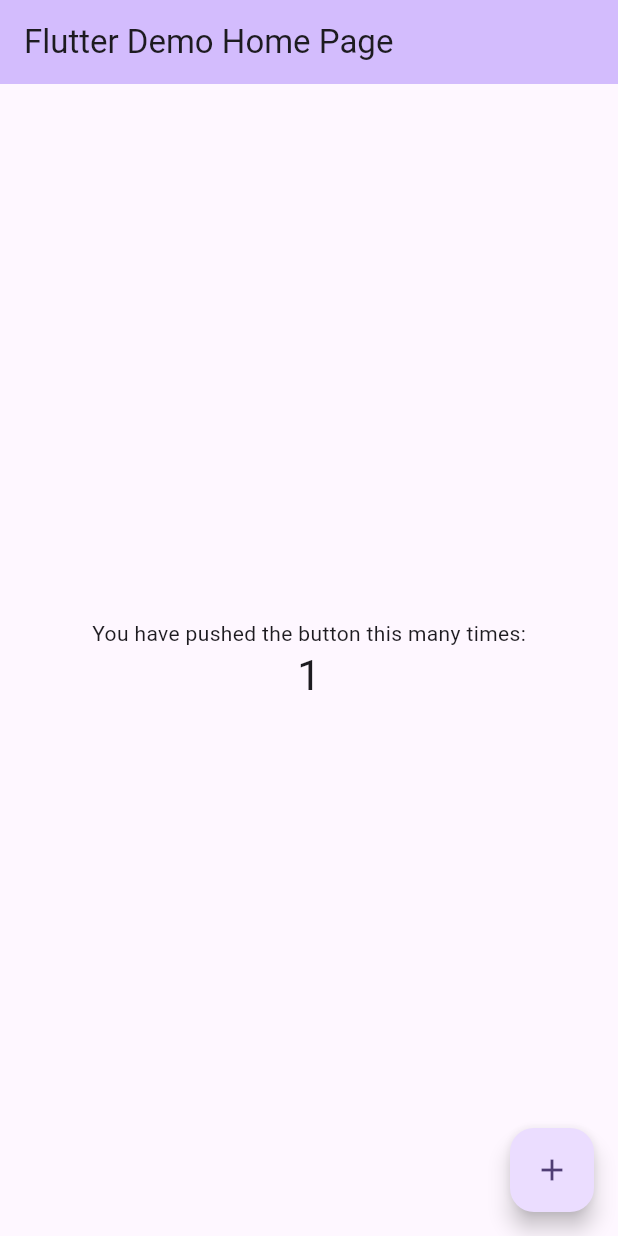
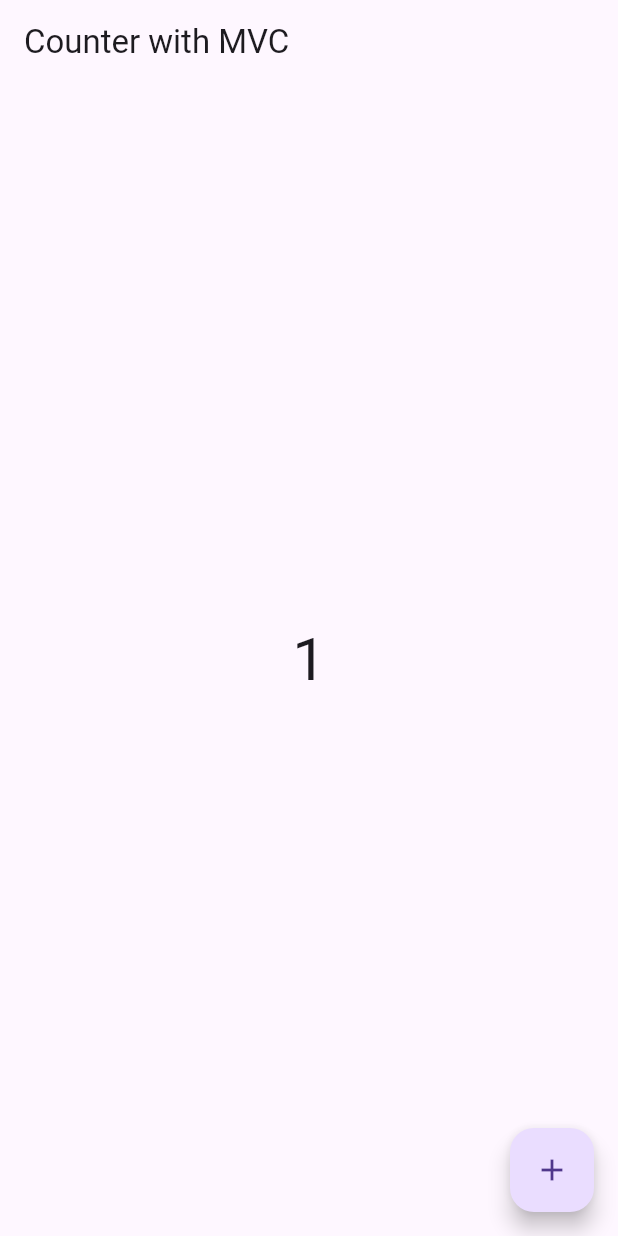
Before and after one commit to htomeload/mvc_example, a Flutter app: the screen it shows after launch, after a tap on the "add" icon, on a phone screen of 412 x 824 dp. Run offline on Flutter 3.47's test engine with Material 3 defaults, Android fonts, the phone set to English and light mode, and no system bars.

Commit message:
Modify mmain.dart to take view file - Complete view, mode and controller

```diff
--- /dev/null
+++ b/lib/controller.dart
@@ -0,0 +1,13 @@
+import 'package:mvc_example/model.dart';
+
+class Controller {
+  final Model _model;
+
+  Controller(this._model);
+
+  int get counter => _model.counter;
+
+  void incrementCounter() {
+    _model.incrementCounter();
+  }
+}
--- a/lib/main.dart
+++ b/lib/main.dart
@@ -1,4 +1,5 @@
 import 'package:flutter/material.dart';
+import 'package:mvc_example/view.dart';
 
 void main() {
   runApp(const MyApp());
@@ -7,119 +8,11 @@
 class MyApp extends StatelessWidget {
   const MyApp({super.key});
 
-  // This widget is the root of your application.
   @override
   Widget build(BuildContext context) {
     return MaterialApp(
-      title: 'Flutter Demo',
-      theme: ThemeData(
-        // This is the theme of your application.
-        //
-        // TRY THIS: Try running your application with "flutter run". You'll see
-        // the application has a purple toolbar. Then, without quitting the app,
-        // try changing the seedColor in the colorScheme below to Colors.green
-        // and then invoke "hot reload" (save your changes or press the "hot
-        // reload" button in a Flutter-supported IDE, or press "r" if you used
-        // the command line to start the app).
-        //
-        // Notice that the counter didn't reset back to zero; the application
-        // state is not lost during the reload. To reset the state, use hot
-        // restart instead.
-        //
-        // This works for code too, not just values: Most code changes can be
-        // tested with just a hot reload.
-        colorScheme: ColorScheme.fromSeed(seedColor: Colors.deepPurple),
-        useMaterial3: true,
-      ),
-      home: const MyHomePage(title: 'Flutter Demo Home Page'),
+      title: "Flutter MVC",
+      home: HomePageView(),
     );
   }
 }
-
-class MyHomePage extends StatefulWidget {
-  const MyHomePage({super.key, required this.title});
-
-  // This widget is the home page of your application. It is stateful, meaning
-  // that it has a State object (defined below) that contains fields that affect
-  // how it looks.
-
-  // This class is the configuration for the state. It holds the values (in this
-  // case the title) provided by the parent (in this case the App widget) and
-  // used by the build method of the State. Fields in a Widget subclass are
-  // always marked "final".
-
-  final String title;
-
-  @override
-  State<MyHomePage> createState() => _MyHomePageState();
-}
-
-class _MyHomePageState extends State<MyHomePage> {
-  int _counter = 0;
-
-  void _incrementCounter() {
-    setState(() {
-      // This call to setState tells the Flutter framework that something has
-      // changed in this State, which causes it to rerun the build method below
-      // so that the display can reflect the updated values. If we changed
-      // _counter without calling setState(), then the build method would not be
-      // called again, and so nothing would appear to happen.
-      _counter++;
-    });
-  }
-
-  @override
-  Widget build(BuildContext context) {
-    // This method is rerun every time setState is called, for instance as done
-    // by the _incrementCounter method above.
-    //
-    // The Flutter framework has been optimized to make rerunning build methods
-    // fast, so that you can just rebuild anything that needs updating rather
-    // than having to individually change instances of widgets.
-    return Scaffold(
-      appBar: AppBar(
-        // TRY THIS: Try changing the color here to a specific color (to
-        // Colors.amber, perhaps?) and trigger a hot reload to see the AppBar
-        // change color while the other colors stay the same.
-        backgroundColor: Theme.of(context).colorScheme.inversePrimary,
-        // Here we take the value from the MyHomePage object that was created by
-        // the App.build method, and use it to set our appbar title.
-        title: Text(widget.title),
-      ),
-      body: Center(
-        // Center is a layout widget. It takes a single child and positions it
-        // in the middle of the parent.
-        child: Column(
-          // Column is also a layout widget. It takes a list of children and
-          // arranges them vertically. By default, it sizes itself to fit its
-          // children horizontally, and tries to be as tall as its parent.
-          //
-          // Column has various properties to control how it sizes itself and
-          // how it positions its children. Here we use mainAxisAlignment to
-          // center the children vertically; the main axis here is the vertical
-          // axis because Columns are vertical (the cross axis would be
-          // horizontal).
-          //
-          // TRY THIS: Invoke "debug painting" (choose the "Toggle Debug Paint"
-          // action in the IDE, or press "p" in the console), to see the
-          // wireframe for each widget.
-          mainAxisAlignment: MainAxisAlignment.center,
-          children: <Widget>[
-            const Text(
-              'You have pushed the button this many times:',
-            ),
-            Text(
-              '$_counter',
-              style: Theme.of(context).textTheme.headlineMedium,
-            ),
-          ],
-        ),
-      ),
-      floatingActionButton: FloatingActionButton(
-        onPressed: _incrementCounter,
-        tooltip: 'Increment',
-        child: const Icon(Icons.add),
-      ), // This trailing comma makes auto-formatting nicer for build methods.
-    );
-  }
-}
--- /dev/null
+++ b/lib/model.dart
@@ -0,0 +1,8 @@
+class Model {
+  int _counter = 0;
+  int get counter => _counter;
+
+  void incrementCounter() {
+    _counter++;
+  }
+}
--- /dev/null
+++ b/lib/view.dart
@@ -0,0 +1,42 @@
+import 'package:flutter/material.dart';
+import 'package:mvc_example/controller.dart';
+import 'package:mvc_example/model.dart';
+
+class HomePageView extends StatefulWidget {
+  const HomePageView({super.key});
+
+  @override
+  State<HomePageView> createState() => _HomePageViewState();
+}
+
+class _HomePageViewState extends State<HomePageView> {
+  final Model _model = Model();
+  late Controller _controller;
+
+  @override
+  void initState() {
+    super.initState();
+    _controller = Controller(_model);
+  }
+
+  @override
+  Widget build(BuildContext context) {
+    return Scaffold(
+      appBar: AppBar(
+        title: const Text("Counter with MVC"),
+      ),
+      body: Center(
+        child: Text(
+          "${_controller.counter}",
+          style: const TextStyle(fontSize: 40.0),
+        ),
+      ),
+      floatingActionButton: FloatingActionButton(
+        onPressed: () => setState(() {
+          _controller.incrementCounter();
+        }),
+        child: const Icon(Icons.add),
+      ),
+    );
+  }
+}
```
Also changed, not shown: pubspec.lock.
